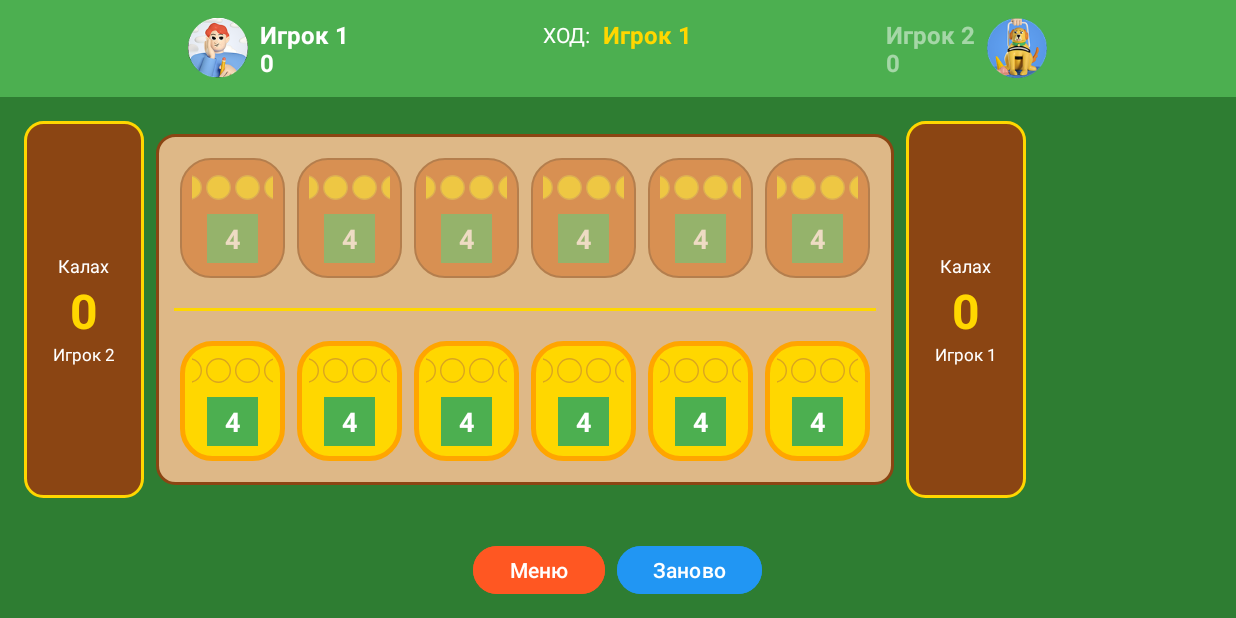
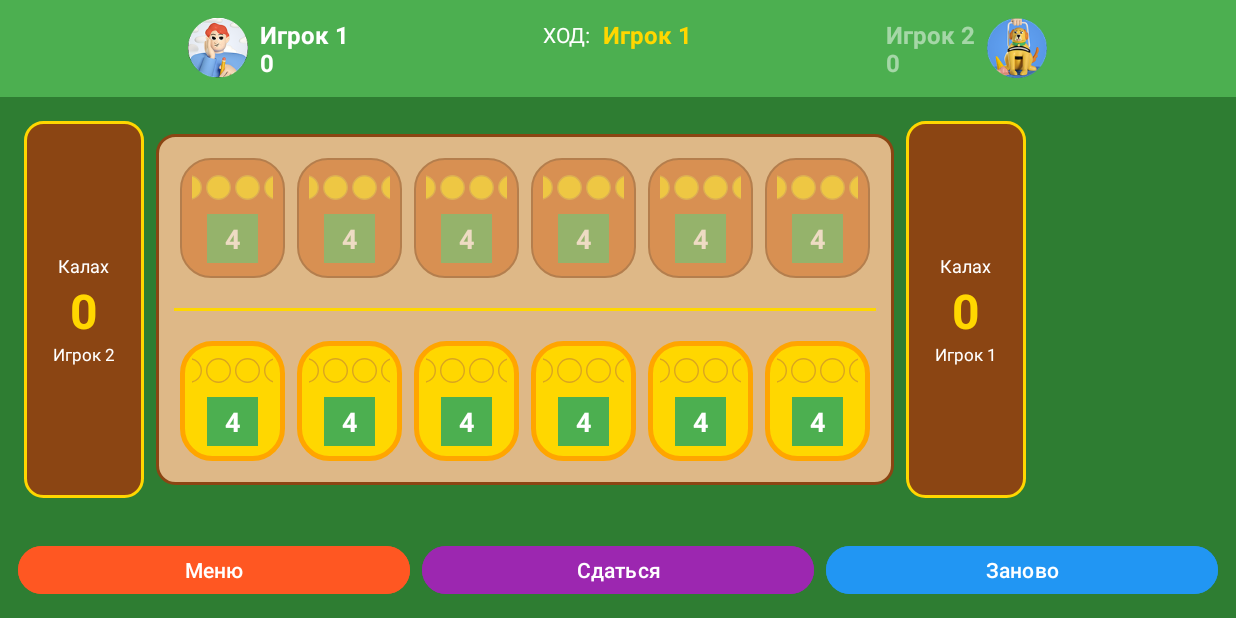
Before and after one commit to Miroshnik-Mariya/Kalah_PI_team, an Android app: the GameActivity screen opened directly, with no data from a screen before it, on a phone screen of 824 x 412 dp (held sideways). Run offline under Robolectric (Android 15) with nearby library versions, the light colour scheme and no system bars.

Commit message:
Флажок "Сдаться" на игровом поле
Рабочая версия с функцией (кнопкой) "сдаться" во время матча. Поражение засчитает даже если у сдающегося игрока больше баллов. Результаты засчитываются в БД и отображаются в статистике.

```diff
--- a/app/src/main/res/layout/activity_game.xml
+++ b/app/src/main/res/layout/activity_game.xml
@@ -136,7 +136,6 @@
                     android:textColor="#FFD700"
                     android:textStyle="bold" />
 
-                <!-- ДОБАВЛЕН ID ДЛЯ ИМЕНИ ИГРОКА -->
                 <TextView
                     android:id="@+id/tvKalahLeftPlayerName"
                     android:layout_width="wrap_content"
@@ -209,7 +208,6 @@
                     android:textColor="#FFD700"
                     android:textStyle="bold" />
 
-                <!-- ДОБАВЛЕН ID ДЛЯ ИМЕНИ ИГРОКА -->
                 <TextView
                     android:id="@+id/tvKalahRightPlayerName"
                     android:layout_width="wrap_content"
@@ -235,16 +233,27 @@
 
         <Button
             android:id="@+id/btnMenu"
-            android:layout_width="wrap_content"
+            android:layout_width="0dp"
             android:layout_height="40dp"
+            android:layout_weight="1"
             android:layout_margin="4dp"
             android:text="Меню"
             android:backgroundTint="#FF5722" />
 
         <Button
+            android:id="@+id/btnSurrender"
+            android:layout_width="0dp"
+            android:layout_height="40dp"
+            android:layout_weight="1"
+            android:layout_margin="4dp"
+            android:text="Сдаться"
+            android:backgroundTint="#9C27B0" />
+
+        <Button
             android:id="@+id/btnReset"
-            android:layout_width="wrap_content"
+            android:layout_width="0dp"
             android:layout_height="40dp"
+            android:layout_weight="1"
             android:layout_margin="4dp"
             android:text="Заново"
             android:backgroundTint="#2196F3" />
```
Also changed, not shown: app/src/main/java/com/example/kalah/GameActivity.kt (+60 -1 lines).
